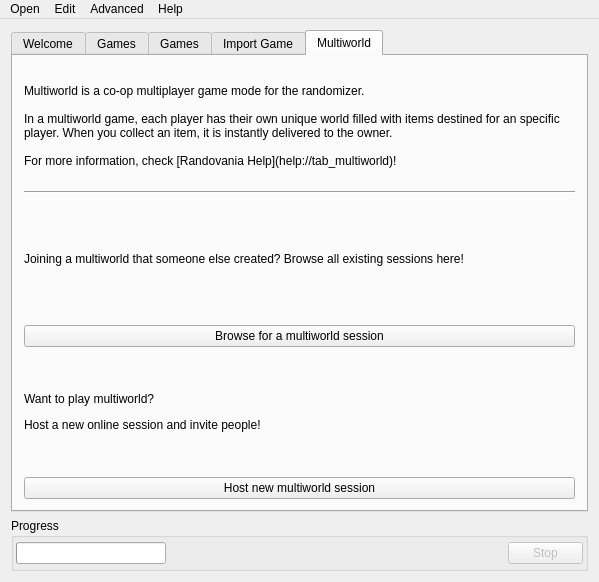
randovania/randovania, file randovania/gui/ui_files/main_window.ui: the form before one commit.
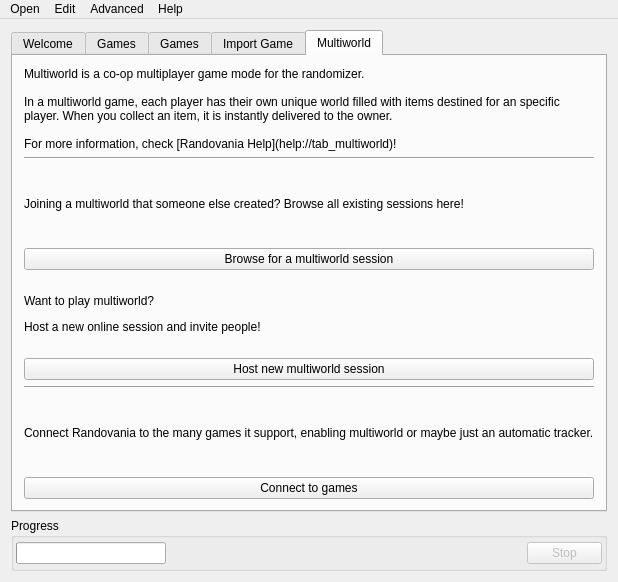
The form after the commit. The open tabs and pages were chosen to show the change. Custom widgets are drawn as their Qt base class.

Commit message: Basic support for having multiple connector builders

```diff
--- a/randovania/gui/ui_files/main_window.ui
+++ b/randovania/gui/ui_files/main_window.ui
@@ -355,6 +355,27 @@
           </property>
          </widget>
         </item>
+        <item>
+         <widget class="Line" name="game_connection_line">
+          <property name="orientation">
+           <enum>Qt::Horizontal</enum>
+          </property>
+         </widget>
+        </item>
+        <item>
+         <widget class="QLabel" name="game_connection_label">
+          <property name="text">
+           <string>Connect Randovania to the many games it support, enabling multiworld or maybe just an automatic tracker.</string>
+          </property>
+         </widget>
+        </item>
+        <item>
+         <widget class="QPushButton" name="game_connection_button">
+          <property name="text">
+           <string>Connect to games</string>
+          </property>
+         </widget>
+        </item>
        </layout>
       </widget>
      </widget>
```
The commit also changes 50 other files.
